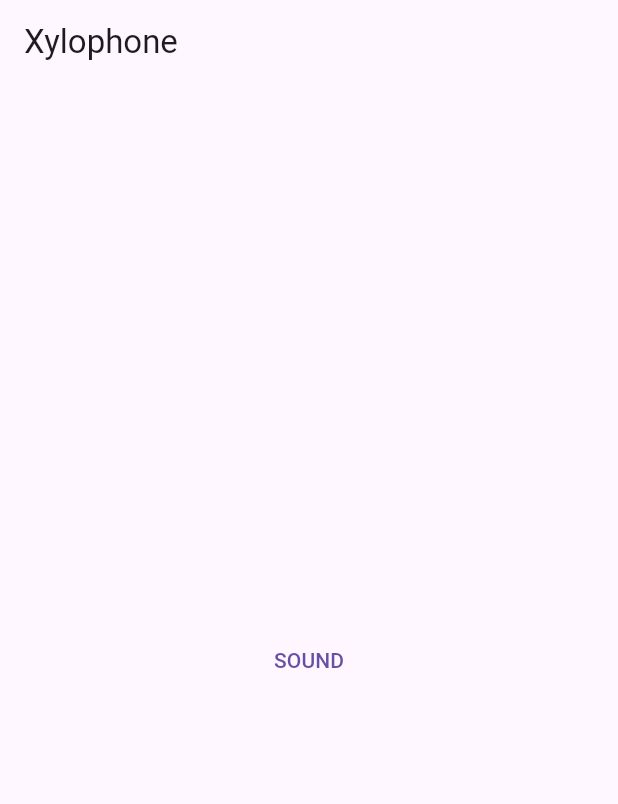
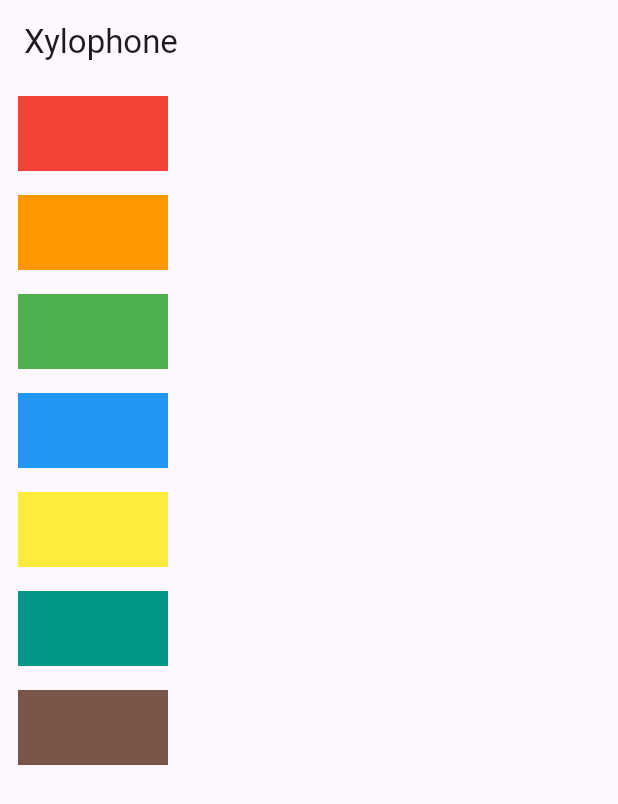
Before and after one commit to mohbscode/xylophone-flutter, a Flutter app: the screen it shows after launch, on a phone screen of 412 x 824 dp. Shown: the top 804 px of the screen. Run offline on Flutter 3.47's test engine with Material 3 defaults, Android fonts, the phone set to English and light mode, and no system bars; our stand-ins replace audioplayers.

Commit message:
created a function that plays sound | added more buttons

```diff
--- a/lib/main.dart
+++ b/lib/main.dart
@@ -8,6 +8,11 @@
 class XylophoneApp extends StatelessWidget {
   const XylophoneApp({super.key});
 
+  void playSound(int noteNumber) {
+    final player = AudioPlayer();
+    player.play(AssetSource('note$noteNumber.wav'));
+  }
+
   // This widget is the root of your application.
   @override
   Widget build(BuildContext context) {
@@ -17,19 +22,94 @@
           title: const Text('Xylophone'),
         ),
         body: SafeArea(
-          child: Center(
-            child: TextButton(
-              onPressed: () {
-                final player = AudioPlayer();
-                player.play(AssetSource('note1.wav'));
-              },
-              child: const Text(
-                'SOUND',
+          child: Column(
+            children: [
+              TextButton(
+                onPressed: () {
+                  playSound(1);
+                },
+                child: Container(
+                  width: 100.0,
+                  height: 50.0,
+                  color: Colors.red,
+                ),
               ),
-            ),
+              TextButton(
+                onPressed: () {
+                  playSound(2);
+                },
+                child: Container(
+                  width: 100.0,
+                  height: 50.0,
+                  color: Colors.orange,
+                ),
+              ),
+              TextButton(
+                onPressed: () {
+                  playSound(3);
+                },
+                child: Container(
+                  width: 100.0,
+                  height: 50.0,
+                  color: Colors.green,
+                ),
+              ),
+              TextButton(
+                onPressed: () {
+                  playSound(4);
+                },
+                child: Container(
+                  width: 100.0,
+                  height: 50.0,
+                  color: Colors.blue,
+                ),
+              ),
+              TextButton(
+                onPressed: () {
+                  playSound(5);
+                },
+                child: Container(
+                  width: 100.0,
+                  height: 50.0,
+                  color: Colors.yellow,
+                ),
+              ),
+              TextButton(
+                onPressed: () {
+                  playSound(6);
+                },
+                child: Container(
+                  width: 100.0,
+                  height: 50.0,
+                  color: Colors.teal,
+                ),
+              ),
+              TextButton(
+                onPressed: () {
+                  playSound(7);
+                },
+                child: Container(
+                  width: 100.0,
+                  height: 50.0,
+                  color: Colors.brown,
+                ),
+              ),
+            ],
           ),
         ),
       ),
     );
   }
 }
+
+// child: Center(
+//             child: TextButton(
+//               onPressed: () {
+//                 final player = AudioPlayer();
+//                 player.play(AssetSource('note1.wav'));
+//               },
+//               child: const Text(
+//                 'SOUND',
+//               ),
+//             ),
+//           ),
```
